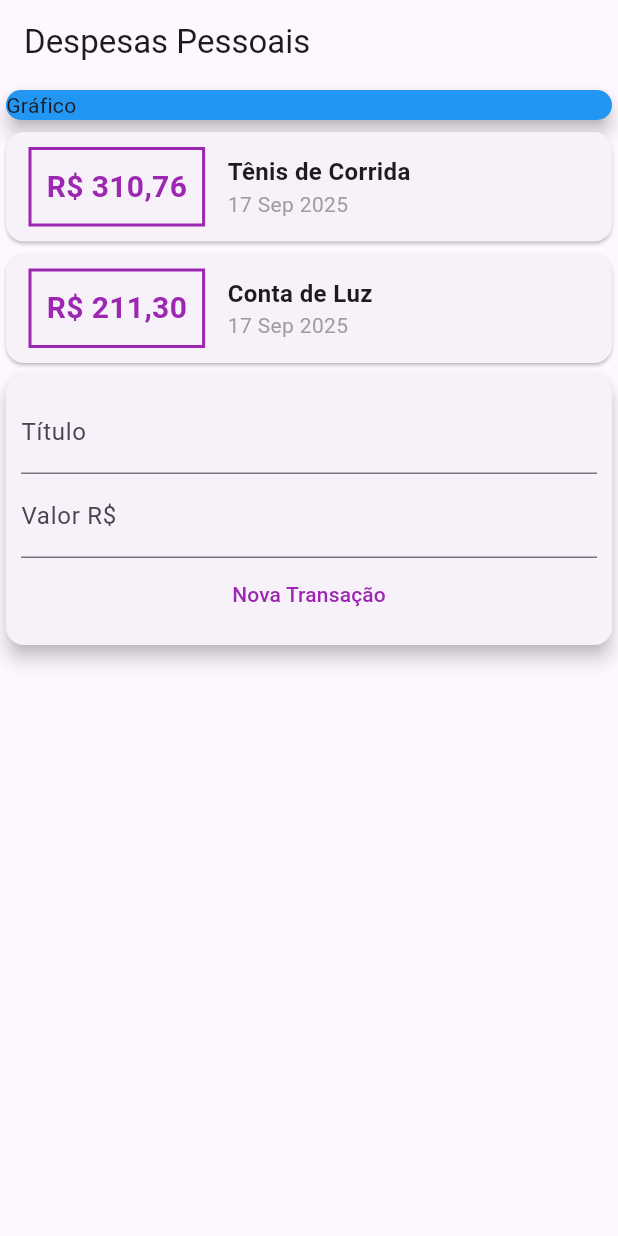
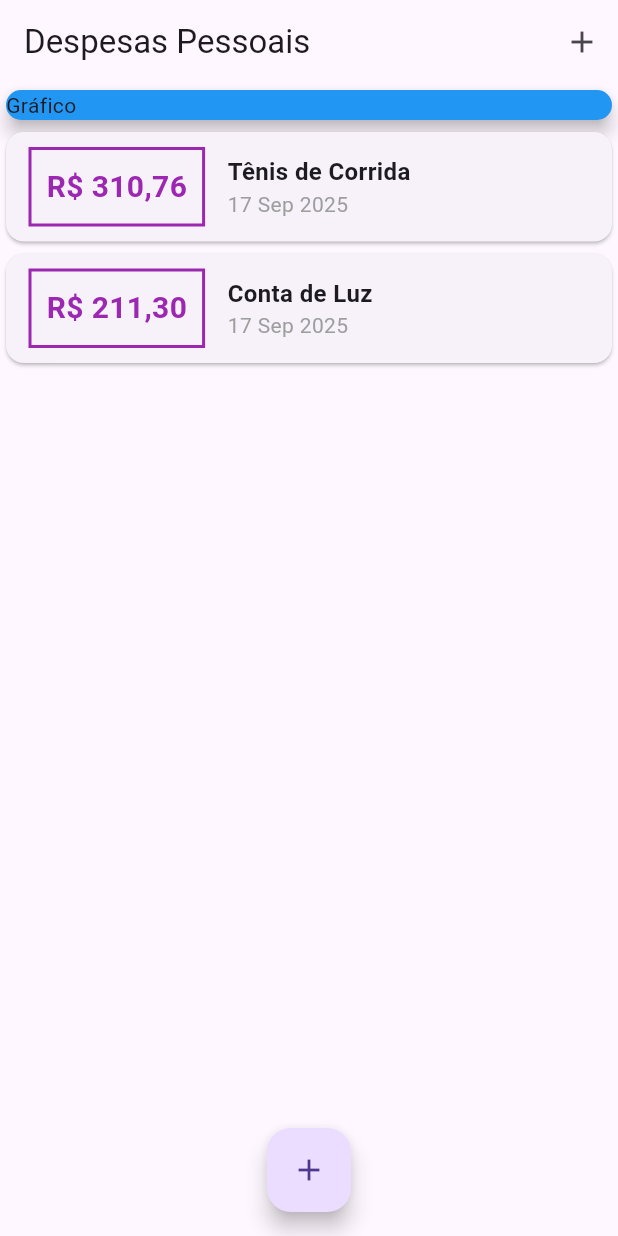
Before and after one commit to gPagio/curso-udemy-aprenda-flutter-e-desenvolva-apps-para-android-e-ios, a Flutter app: the screen it shows after launch, on a phone screen of 412 x 824 dp. Run offline on Flutter 3.47's test engine with Material 3 defaults, Android fonts, the phone set to English and light mode, and no system bars.

Commit message:
feat: secao 4 17/09/2025 16:50

```diff
--- a/expenses/lib/components/transaction_list.dart
+++ b/expenses/lib/components/transaction_list.dart
@@ -5,16 +5,21 @@ import 'package:intl/intl.dart';
 class TransactionList extends StatelessWidget {
   final List<Transaction> _transactions;
 
+  static final brlFormatter = NumberFormat.currency(
+    locale: 'pt_BR',
+    symbol: 'R\$',
+  );
+
   const TransactionList(this._transactions, {super.key});
 
   @override
   Widget build(BuildContext context) {
-    return Column(
-      /* * Children recebe listas e estamos
-         * retornando uma lista de Cards
-         * para esta propriedade de Column
-         * */
-      children: _transactions.map((t) {
+    return SizedBox(
+      height: 600,
+      child: ListView.builder(
+        itemCount: _transactions.length,
+        itemBuilder: (ctx, index) {
+          final Transaction indexTransaction = _transactions[index];
           return Card(
             child: Row(
               children: [
@@ -25,7 +30,7 @@ class TransactionList extends StatelessWidget {
                   ),
                   padding: EdgeInsets.all(10),
                   child: Text(
-                  'R\$ ${t.value.toStringAsFixed(2).replaceAll('.', ',')}',
+                    brlFormatter.format(indexTransaction.value),
                     style: TextStyle(
                       fontWeight: FontWeight.bold,
                       fontSize: 20,
@@ -37,11 +42,14 @@ class TransactionList extends StatelessWidget {
                   crossAxisAlignment: CrossAxisAlignment.start,
                   children: [
                     Text(
-                    t.title,
-                    style: TextStyle(fontSize: 16, fontWeight: FontWeight.bold),
+                      indexTransaction.title,
+                      style: TextStyle(
+                        fontSize: 16,
+                        fontWeight: FontWeight.bold,
+                      ),
                     ),
                     Text(
-                    DateFormat('d MMM y').format(t.date),
+                      DateFormat('d MMM y').format(indexTransaction.date),
                       style: TextStyle(color: Colors.grey),
                     ),
                   ],
@@ -49,7 +57,8 @@ class TransactionList extends StatelessWidget {
               ],
             ),
           );
-      }).toList(),
+        },
+      ),
     );
   }
 }
--- a/expenses/lib/components/transaction_user.dart
+++ /dev/null
@@ -1,35 +0,0 @@
-import 'package:expenses/components/transaction_form.dart';
-import 'package:expenses/components/transaction_list.dart';
-import 'package:flutter/material.dart';
-
-import '../models/transaction.dart';
-
-class TransactionUser extends StatefulWidget {
-  const TransactionUser({super.key});
-
-  @override
-  State<TransactionUser> createState() => _TransactionUserState();
-}
-
-class _TransactionUserState extends State<TransactionUser> {
-  final _transactions = [
-    Transaction(
-      id: "t1",
-      title: "Tênis de Corrida",
-      value: 310.76,
-      date: DateTime.now(),
-    ),
-    Transaction(
-      id: "t2",
-      title: "Conta de Luz",
-      value: 211.30,
-      date: DateTime.now(),
-    ),
-  ];
-  @override
-  Widget build(BuildContext context) {
-    return Column(
-      children: [TransactionList(_transactions), TransactionForm()],
-    );
-  }
-}
--- a/expenses/lib/main.dart
+++ b/expenses/lib/main.dart
@@ -1,6 +1,10 @@
+import 'dart:math';
+
+import 'package:expenses/components/transaction_form.dart';
+import 'package:expenses/components/transaction_list.dart';
 import 'package:flutter/material.dart';
 
-import 'package:expenses/components/transaction_user.dart';
+import 'models/transaction.dart';
 
 void main() {
   runApp(ExpensesApp());
@@ -15,24 +19,83 @@ class ExpensesApp extends StatelessWidget {
   }
 }
 
-class MyHomePage extends StatelessWidget {
+class MyHomePage extends StatefulWidget {
   const MyHomePage({super.key});
+
+  @override
+  State<MyHomePage> createState() => _MyHomePageState();
+}
+
+class _MyHomePageState extends State<MyHomePage> {
+  final _transactions = [
+    Transaction(
+      id: "t1",
+      title: "Tênis de Corrida",
+      value: 310.76,
+      date: DateTime.now(),
+    ),
+    Transaction(
+      id: "t2",
+      title: "Conta de Luz",
+      value: 211.30,
+      date: DateTime.now(),
+    ),
+  ];
+
+  _addTransaction(String title, double value) {
+    final newTransaction = Transaction(
+      id: Random().nextDouble().toString(),
+      title: title,
+      value: value,
+      date: DateTime.now(),
+    );
+
+    setState(() {
+      _transactions.add(newTransaction);
+    });
+  }
+
+  _openTransactionFormModal(BuildContext context) {
+    showModalBottomSheet(
+      context: context,
+      builder: (_) {
+        return TransactionForm(onSubmit: _addTransaction);
+      },
+    );
+  }
 
   @override
   Widget build(BuildContext context) {
     return Scaffold(
-      appBar: AppBar(title: Text("Despesas Pessoais")),
-      body: Column(
-        crossAxisAlignment: CrossAxisAlignment.stretch,
-        children: [
-          Card(
-            color: Colors.blue,
-            elevation: 5,
-            child: Text("Gráfico"),
+      appBar: AppBar(
+        title: Text("Despesas Pessoais"),
+        actions: [
+          IconButton(
+            onPressed: () => _openTransactionFormModal(context),
+            icon: Icon(Icons.add),
           ),
-          TransactionUser(),
         ],
       ),
+      body: SingleChildScrollView(
+        child: Column(
+          crossAxisAlignment: CrossAxisAlignment.stretch,
+          children: [
+            Container(
+              child: Card(
+                color: Colors.blue,
+                elevation: 5,
+                child: Text("Gráfico"),
+              ),
+            ),
+            TransactionList(_transactions),
+          ],
+        ),
+      ),
+      floatingActionButton: FloatingActionButton(
+        onPressed: () => _openTransactionFormModal(context),
+        child: Icon(Icons.add),
+      ),
+      floatingActionButtonLocation: FloatingActionButtonLocation.centerFloat,
     );
   }
 }
```
Also changed, not shown: expenses/lib/components/transaction_form.dart (+29 -4 lines). Lines whose indentation alone changed are shown as unchanged.
